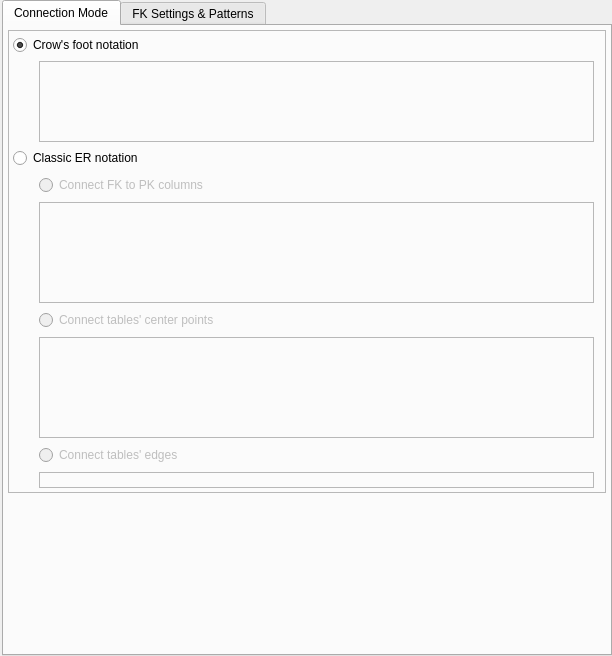
The window that libpgmodeler_ui/ui/relationshipconfigwidget.ui (pgmodeler/pgmodeler) describes before a commit, drawn with Qt 5.
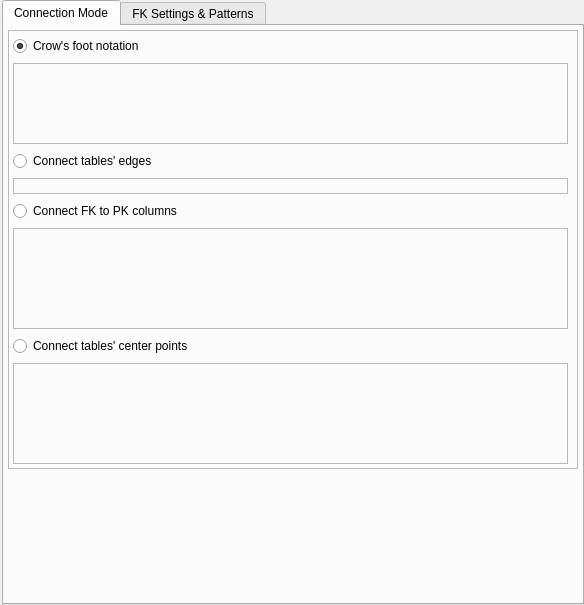
The same window after the commit. Icons and pictures are not drawn.

```diff
--- a/libpgmodeler_ui/ui/relationshipconfigwidget.ui
+++ b/libpgmodeler_ui/ui/relationshipconfigwidget.ui
@@ -6,8 +6,8 @@
    <rect>
     <x>0</x>
     <y>0</y>
-    <width>612</width>
-    <height>656</height>
+    <width>584</width>
+    <height>605</height>
    </rect>
   </property>
   <property name="minimumSize">
@@ -68,7 +68,7 @@
          <property name="frameShape">
           <enum>QFrame::StyledPanel</enum>
          </property>
-         <layout class="QVBoxLayout" name="verticalLayout_2">
+         <layout class="QVBoxLayout" name="verticalLayout">
           <property name="leftMargin">
            <number>4</number>
           </property>
@@ -83,23 +83,65 @@
           </property>
           <item>
            <layout class="QGridLayout" name="gridLayout_6">
-            <item row="1" column="0">
+            <item row="0" column="0">
+             <layout class="QHBoxLayout" name="horizontalLayout_4">
+              <item>
+               <widget class="QRadioButton" name="crows_foot_rb">
+                <property name="statusTip">
+                 <string>This mode renders the relationships in crow's foot notation which has a better semantics and readability. It also determines the optimal point where the relationship is connected on the tables' edges taking their position into account.</string>
+                </property>
+                <property name="text">
+                 <string>Crow's foot notation</string>
+                </property>
+                <property name="checked">
+                 <bool>true</bool>
+                </property>
+                <property name="autoRepeat">
+                 <bool>true</bool>
+                </property>
+                <property name="autoExclusive">
+                 <bool>true</bool>
+                </property>
+               </widget>
+              </item>
+              <item>
+               <widget class="QWidget" name="crows_foot_hint" native="true">
+                <property name="sizePolicy">
+                 <sizepolicy hsizetype="Fixed" vsizetype="Fixed">
+                  <horstretch>0</horstretch>
+                  <verstretch>0</verstretch>
+                 </sizepolicy>
+                </property>
+                <property name="minimumSize">
+                 <size>
+                  <width>22</width>
+                  <height>22</height>
+                 </size>
+                </property>
+                <property name="maximumSize">
+                 <size>
+                  <width>22</width>
+                  <height>22</height>
+                 </size>
+                </property>
+               </widget>
+              </item>
+             </layout>
+            </item>
+            <item row="0" column="1">
              <spacer name="horizontalSpacer_3">
               <property name="orientation">
                <enum>Qt::Horizontal</enum>
               </property>
-              <property name="sizeType">
-               <enum>QSizePolicy::Fixed</enum>
-              </property>
               <property name="sizeHint" stdset="0">
                <size>
-                <width>20</width>
+                <width>368</width>
                 <height>20</height>
                </size>
               </property>
              </spacer>
             </item>
-            <item row="1" column="1" colspan="2">
+            <item row="1" column="0" colspan="2">
              <widget class="QLabel" name="crows_foot_lbl">
               <property name="enabled">
                <bool>true</bool>
@@ -142,76 +184,107 @@
               </property>
              </widget>
             </item>
-            <item row="0" column="0" colspan="3">
-             <widget class="QRadioButton" name="crows_foot_notation_rb">
+           </layout>
+          </item>
+          <item>
+           <layout class="QGridLayout" name="gridLayout_7">
+            <item row="0" column="0">
+             <layout class="QHBoxLayout" name="horizontalLayout_3">
+              <item>
+               <widget class="QRadioButton" name="tab_edges_rb">
               <property name="statusTip">
                <string/>
               </property>
               <property name="text">
-               <string>Crow's foot notation</string>
-              </property>
-              <property name="checked">
+                 <string>Connect tables' edges</string>
+                </property>
+                <property name="autoRepeat">
                <bool>true</bool>
               </property>
-              <property name="autoExclusive">
-               <bool>true</bool>
-              </property>
-             </widget>
-            </item>
-           </layout>
-          </item>
+               </widget>
+              </item>
           <item>
-           <layout class="QGridLayout" name="gridLayout_8">
-            <item row="0" column="0" colspan="2">
-             <widget class="QRadioButton" name="classic_notation_rb">
-              <property name="statusTip">
-               <string/>
-              </property>
-              <property name="text">
-               <string>Classic ER notation</string>
-              </property>
-              <property name="checked">
-               <bool>false</bool>
-              </property>
-              <property name="autoExclusive">
-               <bool>true</bool>
-              </property>
-             </widget>
-            </item>
-            <item row="1" column="0">
-             <spacer name="horizontalSpacer_4">
+               <widget class="QWidget" name="tab_edges_hint" native="true">
+                <property name="sizePolicy">
+                 <sizepolicy hsizetype="Fixed" vsizetype="Fixed">
+                  <horstretch>0</horstretch>
+                  <verstretch>0</verstretch>
+                 </sizepolicy>
+                </property>
+                <property name="minimumSize">
+                 <size>
+                  <width>22</width>
+                  <height>22</height>
+                 </size>
+                </property>
+                <property name="maximumSize">
+                 <size>
+                  <width>22</width>
+                  <height>22</height>
+                 </size>
+                </property>
+               </widget>
+              </item>
+             </layout>
+            </item>
+            <item row="0" column="1">
+             <spacer name="horizontalSpacer_5">
               <property name="orientation">
                <enum>Qt::Horizontal</enum>
               </property>
-              <property name="sizeType">
-               <enum>QSizePolicy::Fixed</enum>
-              </property>
               <property name="sizeHint" stdset="0">
                <size>
-                <width>20</width>
-                <height>278</height>
+                <width>338</width>
+                <height>20</height>
                </size>
               </property>
              </spacer>
             </item>
-            <item row="1" column="1">
-             <widget class="QWidget" name="classic_notation_wgt" native="true">
+            <item row="1" column="0" colspan="2">
+             <widget class="QLabel" name="conn_tab_edges_lbl">
               <property name="enabled">
                <bool>false</bool>
               </property>
-              <layout class="QVBoxLayout" name="verticalLayout">
-               <property name="leftMargin">
-                <number>0</number>
-               </property>
-               <property name="topMargin">
-                <number>0</number>
-               </property>
-               <property name="rightMargin">
-                <number>0</number>
-               </property>
-               <property name="bottomMargin">
-                <number>0</number>
-               </property>
+              <property name="sizePolicy">
+               <sizepolicy hsizetype="Fixed" vsizetype="Fixed">
+                <horstretch>0</horstretch>
+                <verstretch>0</verstretch>
+               </sizepolicy>
+              </property>
+              <property name="minimumSize">
+               <size>
+                <width>0</width>
+                <height>0</height>
+               </size>
+              </property>
+              <property name="maximumSize">
+               <size>
+                <width>555</width>
+                <height>16777215</height>
+               </size>
+              </property>
+              <property name="frameShape">
+               <enum>QFrame::StyledPanel</enum>
+              </property>
+              <property name="frameShadow">
+               <enum>QFrame::Sunken</enum>
+              </property>
+              <property name="text">
+               <string/>
+              </property>
+              <property name="textFormat">
+               <enum>Qt::PlainText</enum>
+              </property>
+              <property name="pixmap">
+               <pixmap resource="../res/resources.qrc">:/imagens/imagens/rel_tab_edges.png</pixmap>
+              </property>
+              <property name="textInteractionFlags">
+               <set>Qt::NoTextInteraction</set>
+              </property>
+             </widget>
+            </item>
+           </layout>
+          </item>
                <item>
                 <layout class="QGridLayout" name="gridLayout">
                  <item row="0" column="0">
@@ -274,6 +347,9 @@
                  </item>
                  <item row="1" column="0" colspan="2">
                   <widget class="QLabel" name="conn_fk_pk_lbl">
+              <property name="enabled">
+               <bool>false</bool>
+              </property>
                    <property name="sizePolicy">
                     <sizepolicy hsizetype="Fixed" vsizetype="Fixed">
                      <horstretch>0</horstretch>
@@ -410,107 +486,6 @@
                  </item>
                 </layout>
                </item>
-               <item>
-                <layout class="QGridLayout" name="gridLayout_7">
-                 <item row="0" column="0">
-                  <layout class="QHBoxLayout" name="horizontalLayout_3">
-                   <item>
-                    <widget class="QRadioButton" name="tab_edges_rb">
-                     <property name="statusTip">
-                      <string>This mode determines the optimal point where the relationship is connected in the tables' edges taking their position into account.</string>
-                     </property>
-                     <property name="text">
-                      <string>Connect tables' edges</string>
-                     </property>
-                    </widget>
-                   </item>
-                   <item>
-                    <widget class="QWidget" name="tab_edges_hint" native="true">
-                     <property name="sizePolicy">
-                      <sizepolicy hsizetype="Fixed" vsizetype="Fixed">
-                       <horstretch>0</horstretch>
-                       <verstretch>0</verstretch>
-                      </sizepolicy>
-                     </property>
-                     <property name="minimumSize">
-                      <size>
-                       <width>22</width>
-                       <height>22</height>
-                      </size>
-                     </property>
-                     <property name="maximumSize">
-                      <size>
-                       <width>22</width>
-                       <height>22</height>
-                      </size>
-                     </property>
-                    </widget>
-                   </item>
-                  </layout>
-                 </item>
-                 <item row="0" column="1">
-                  <spacer name="horizontalSpacer_5">
-                   <property name="orientation">
-                    <enum>Qt::Horizontal</enum>
-                   </property>
-                   <property name="sizeHint" stdset="0">
-                    <size>
-                     <width>338</width>
-                     <height>20</height>
-                    </size>
-                   </property>
-                  </spacer>
-                 </item>
-                 <item row="1" column="0" colspan="2">
-                  <widget class="QLabel" name="conn_tab_edges_lbl">
-                   <property name="enabled">
-                    <bool>false</bool>
-                   </property>
-                   <property name="sizePolicy">
-                    <sizepolicy hsizetype="Fixed" vsizetype="Fixed">
-                     <horstretch>0</horstretch>
-                     <verstretch>0</verstretch>
-                    </sizepolicy>
-                   </property>
-                   <property name="minimumSize">
-                    <size>
-                     <width>0</width>
-                     <height>0</height>
-                    </size>
-                   </property>
-                   <property name="maximumSize">
-                    <size>
-                     <width>555</width>
-                     <height>16777215</height>
-                    </size>
-                   </property>
-                   <property name="frameShape">
-                    <enum>QFrame::StyledPanel</enum>
-                   </property>
-                   <property name="frameShadow">
-                    <enum>QFrame::Sunken</enum>
-                   </property>
-                   <property name="text">
-                    <string/>
-                   </property>
-                   <property name="textFormat">
-                    <enum>Qt::PlainText</enum>
-                   </property>
-                   <property name="pixmap">
-                    <pixmap resource="../res/resources.qrc">:/imagens/imagens/rel_tab_edges.png</pixmap>
-                   </property>
-                   <property name="textInteractionFlags">
-                    <set>Qt::NoTextInteraction</set>
-                   </property>
-                  </widget>
-                 </item>
-                </layout>
-               </item>
-              </layout>
-             </widget>
-            </item>
-           </layout>
-          </item>
          </layout>
         </widget>
        </item>
```
Left out of the diff: 16 changed lines with no effect on the pictures. Lines whose indentation alone changed are shown as unchanged.
